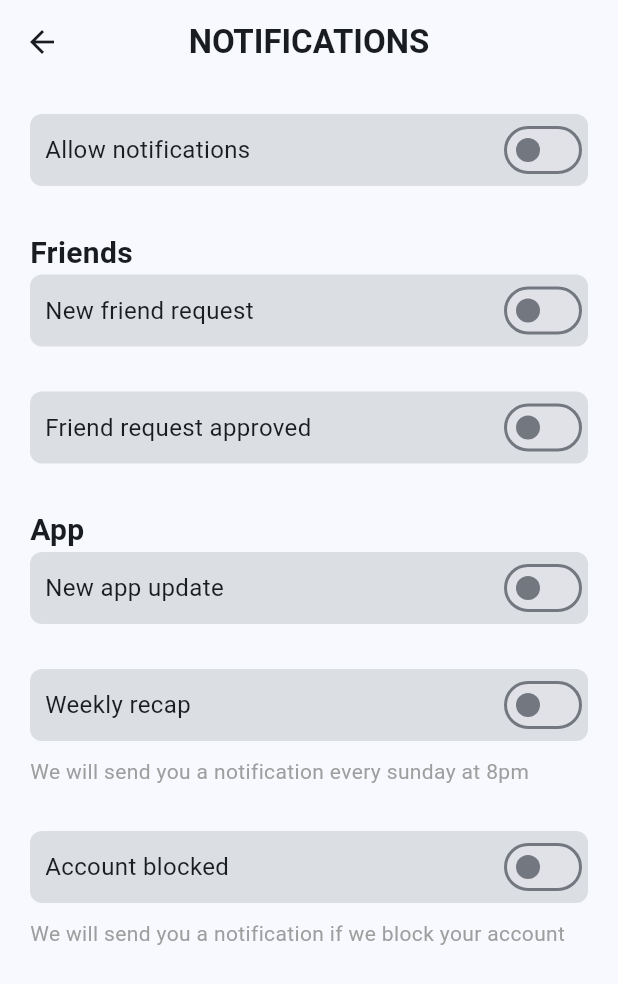
After one commit to amarosv/SongSwipe, a Flutter app: the SettingsView screen opened directly, after a tap on "Notifications", on a phone screen of 412 x 824 dp. The commit adds this screen. Shown: the top 984 px of the screen. Run offline on Flutter 3.47's test engine with Material 3 defaults, Android fonts, the phone set to English and light mode, and no system bars; our stand-ins replace firebase_auth, firebase_core, flutter_dotenv, flutter_image_compress, flutter_riverpod, go_router and 6 more; missing offline and left inert: flutter_imagekit; accounts and stored records are empty; generated files the repository leaves out were written again; network calls fail.

Commit message:
Pantalla de ajustes de notificaciones hecho

```diff
--- a/lib/config/languages/app_en.arb
+++ b/lib/config/languages/app_en.arb
@@ -92,5 +92,15 @@
     "play_loop": "play song in loop",
     "autoplay": "autoplay",
     "only_audio": "only audio",
-    "label_only_audio": "show or hide cover art, title and artist"
+    "label_only_audio": "show or hide cover art, title and artist",
+    "allow_notifications": "allow notifications",
+    "new_friend_request": "new friend request",
+    "friend_request_approved": "friend request approved",
+    "app": "app",
+    "new_app_update": "new app update",
+    "weekly_recap": "weekly recap",
+    "label_weekly_recap": "we will send you a notification every sunday at 8pm",
+    "account_blocked": "account blocked",
+    "label_account_blocked": "we will send you a notification if we block your account"
+
 }
--- a/lib/config/languages/app_es.arb
+++ b/lib/config/languages/app_es.arb
@@ -92,5 +92,14 @@
     "play_loop": "reproducir canción en bucle",
     "autoplay": "reproducir automáticamente",
     "only_audio": "solo audio",
-    "label_only_audio": "mostrar u ocultar la portada, el título y el artista"
+    "label_only_audio": "mostrar u ocultar la portada, el título y el artista",
+    "allow_notifications": "permitir notificaciones",
+    "new_friend_request": "nueva solicitud de amistad",
+    "friend_request_approved": "solicitud de amistad aprobada",
+    "app": "app",
+    "new_app_update": "nueva actualización de la app",
+    "weekly_recap": "resumen semanal",
+    "label_weekly_recap": "te enviaremos una notificación todos los domingos a las 8pm.",
+    "account_blocked": "cuenta bloqueada",
+    "label_account_blocked": "te enviaremos una notificación si bloqueamos tu cuenta"
 }
--- a/lib/config/languages/app_it.arb
+++ b/lib/config/languages/app_it.arb
@@ -92,5 +92,14 @@
     "play_loop": "riprodurre la canzone in loop",
     "autoplay": "riproduzione automatica",
     "only_audio": "solo audio",
-    "label_only_audio": "mostra o nascondi copertina, titolo e artista"
+    "label_only_audio": "mostra o nascondi copertina, titolo e artista",
+    "allow_notifications": "consentire le notifiche",
+    "new_friend_request": "nuova richiesta di amicizia",
+    "friend_request_approved": "richiesta di amicizia approvata",
+    "app": "app",
+    "new_app_update": "nuovo aggiornamento dell'app",
+    "weekly_recap": "riepilogo settimanale",
+    "label_weekly_recap": "ti invieremo una notifica ogni domenica alle 20:00",
+    "account_blocked": "conto bloccato",
+    "label_account_blocked": "ti invieremo una notifica se blocchiamo il tuo account"
 }
--- a/lib/config/router/app_router.dart
+++ b/lib/config/router/app_router.dart
@@ -102,6 +102,11 @@ class AppRouter {
         builder: (context, state) => AudioScreen(),
       ),
       GoRoute(
+        path: '/notifications-settings',
+        name: NotificationsScreen.name,
+        builder: (context, state) => NotificationsScreen(),
+      ),
+      GoRoute(
         path: '/home/:page',
         name: HomeScreen.name,
         builder: (context, state) {
--- a/lib/presentation/screens/export_screens.dart
+++ b/lib/presentation/screens/export_screens.dart
@@ -5,6 +5,7 @@ export 'complete_profile_simple_screen.dart';
 export 'home_screen.dart';
 export 'language_screen.dart';
 export 'login_screen.dart';
+export 'notifications_screen.dart';
 export 'privacy_screen.dart';
 export 'select_artists_screen.dart';
 export 'select_genres_screen.dart';
--- /dev/null
+++ b/lib/presentation/screens/notifications_screen.dart
@@ -0,0 +1,16 @@
+import 'package:flutter/material.dart';
+import 'package:songswipe/presentation/views/export_views.dart';
+
+/// Pantalla para los ajustes de notificaciones <br>
+/// @author Amaro Suárez <br>
+/// @version 1.0
+class NotificationsScreen extends StatelessWidget {
+  /// Nombre de la ruta
+  static const name = "notifications-screen";
+  const NotificationsScreen({super.key});
+
+  @override
+  Widget build(BuildContext context) {
+    return const NotificationsView();
+  }
+}
--- a/lib/presentation/views/audio_view.dart
+++ b/lib/presentation/views/audio_view.dart
@@ -60,6 +60,8 @@ class _AudioViewState extends State<AudioView> {
         child: Column(
           children: [
             const SizedBox(height: 20),
+
+            // Play loop
             CustomSwitchContainer(
               title: localization.play_loop,
               switchValue: _userSettings.audioLoop,
@@ -71,7 +73,9 @@ class _AudioViewState extends State<AudioView> {
                 updateUserSettings(_userSettings, _uid);
               }
             ),
-            const SizedBox(height: 20),
+            const SizedBox(height: 30),
+
+            // Auto play
             CustomSwitchContainer(
               title: localization.autoplay,
               switchValue: _userSettings.audioAutoPlay,
@@ -83,7 +87,9 @@ class _AudioViewState extends State<AudioView> {
                 updateUserSettings(_userSettings, _uid);
               }
             ),
-            const SizedBox(height: 20),
+            const SizedBox(height: 30),
+
+            // Only audio
             CustomSwitchContainer(
               title: localization.only_audio,
               switchValue: _userSettings.audioOnlyAudio,
@@ -98,7 +104,7 @@ class _AudioViewState extends State<AudioView> {
 
             const SizedBox(height: 10,),
 
-            // Texto informativo para la cuenta privada
+            // Texto informativo para la opción only audio
             Align(
               alignment: Alignment.centerLeft,
               child: Text(
--- a/lib/presentation/views/export_views.dart
+++ b/lib/presentation/views/export_views.dart
@@ -4,6 +4,7 @@ export 'complete_profile_simple_view.dart';
 export 'complete_profile_view.dart';
 export 'language_view.dart';
 export 'login_view.dart';
+export 'notifications_view.dart';
 export 'privacy_view.dart';
 export 'profile_view.dart';
 export 'select_artists_view.dart';
--- /dev/null
+++ b/lib/presentation/views/notifications_view.dart
@@ -0,0 +1,214 @@
+import 'package:firebase_auth/firebase_auth.dart';
+import 'package:flutter/material.dart';
+import 'package:flutter_gen/gen_l10n/app_localizations.dart';
+import 'package:songswipe/helpers/strings_methods.dart';
+import 'package:songswipe/models/user_settings.dart';
+import 'package:songswipe/presentation/widgets/export_widgets.dart';
+import 'package:songswipe/services/api/internal_api.dart';
+
+/// Vista para los ajustes de notificaciones <br>
+/// @author Amaro Suárez <br>
+/// @version 1.0
+class NotificationsView extends StatefulWidget {
+  const NotificationsView({super.key});
+
+  @override
+  State<NotificationsView> createState() => _NotificationsViewState();
+}
+
+class _NotificationsViewState extends State<NotificationsView> {
+  // Obtenemos el usuario actual
+  final User _user = FirebaseAuth.instance.currentUser!;
+
+  // Variable que almacena el uid del usuario
+  late String _uid;
+
+  // Variable que almacena el usersettings
+  UserSettings _userSettings = UserSettings.empty();
+
+  @override
+  void initState() {
+    super.initState();
+    // Almacenamos el uid del usuario
+    _uid = _user.uid;
+    // Obtenemos los datos del usuario
+    _getUserSettings();
+  }
+
+  // Función que obtiene los datos del usuario de la api
+  void _getUserSettings() async {
+    UserSettings settings = await getUserSettings(uid: _uid);
+    setState(() {
+      _userSettings = settings;
+    });
+  }
+
+  @override
+  Widget build(BuildContext context) {
+    // Constante que almacena la localización de la app
+    final localization = AppLocalizations.of(context)!;
+
+    return Scaffold(
+      appBar: AppBar(
+        title: Text(
+          localization.notifications.toUpperCase(),
+          style: TextStyle(fontWeight: FontWeight.bold),
+        ),
+      ),
+      body: SingleChildScrollView(
+        child: Padding(
+          padding: const EdgeInsets.symmetric(horizontal: 20),
+          child: Column(
+            children: [
+              const SizedBox(
+                height: 20,
+              ),
+
+              // Permitir notificaciones
+              CustomSwitchContainer(
+                  title: capitalizeFirstLetter(
+                      text: localization.allow_notifications),
+                  switchValue: _userSettings.notifications,
+                  function: (bool newValue) {
+                    setState(() {
+                      _userSettings.notifications = newValue;
+                      _userSettings.notiFriendsRequest = newValue;
+                      _userSettings.notiFriendsApproved = newValue;
+                      _userSettings.notiAppUpdate = newValue;
+                      _userSettings.notiAppRecap = newValue;
+                      _userSettings.notiAccountBlocked = newValue;
+                    });
+
+                    updateUserSettings(_userSettings, _uid);
+                  }),
+
+              const SizedBox(
+                height: 30,
+              ),
+
+              // Amigos
+              Column(
+                children: [
+                  Align(
+                    alignment: Alignment.centerLeft,
+                    child: Text(
+                      capitalizeFirstLetter(text: localization.friends),
+                      style:
+                          TextStyle(fontWeight: FontWeight.bold, fontSize: 20),
+                    ),
+                  ),
+                  CustomSwitchContainer(
+                      title: capitalizeFirstLetter(
+                          text: localization.new_friend_request),
+                      switchValue: _userSettings.notiFriendsRequest,
+                      function: (bool newValue) {
+                        setState(() {
+                          _userSettings.notiFriendsRequest = newValue;
+                        });
+
+                        updateUserSettings(_userSettings, _uid);
+                      }),
+                  const SizedBox(
+                    height: 30,
+                  ),
+                  CustomSwitchContainer(
+                      title: capitalizeFirstLetter(
+                          text: localization.friend_request_approved),
+                      switchValue: _userSettings.notiFriendsApproved,
+                      function: (bool newValue) {
+                        setState(() {
+                          _userSettings.notiFriendsApproved = newValue;
+                        });
+
+                        updateUserSettings(_userSettings, _uid);
+                      }),
+                ],
+              ),
+
+              const SizedBox(
+                height: 30,
+              ),
+
+              // App
+              Column(
+                children: [
+                  Align(
+                    alignment: Alignment.centerLeft,
+                    child: Text(
+                      capitalizeFirstLetter(text: localization.app),
+                      style:
+                          TextStyle(fontWeight: FontWeight.bold, fontSize: 20),
+                    ),
+                  ),
+                  CustomSwitchContainer(
+                      title: capitalizeFirstLetter(
+                          text: localization.new_app_update),
+                      switchValue: _userSettings.notiAppUpdate,
+                      function: (bool newValue) {
+                        setState(() {
+                          _userSettings.notiAppUpdate = newValue;
+                        });
+
+                        updateUserSettings(_userSettings, _uid);
+                      }),
+                  const SizedBox(
+                    height: 30,
+                  ),
+                  CustomSwitchContainer(
+                      title: capitalizeFirstLetter(
+                          text: localization.weekly_recap),
+                      switchValue: _userSettings.notiAppRecap,
+                      function: (bool newValue) {
+                        setState(() {
+                          _userSettings.notiAppRecap = newValue;
+                        });
+
+                        updateUserSettings(_userSettings, _uid);
+                      }),
+                  const SizedBox(
+                    height: 10,
+                  ),
+                  Align(
+                    alignment: Alignment.centerLeft,
+                    child: Text(
+                      capitalizeFirstLetter(
+                          text: localization.label_weekly_recap),
+                      style: TextStyle(color: Colors.grey),
+                    ),
+                  ),
+                ],
+              ),
+
+              const SizedBox(
+                height: 30,
+              ),
+
+              CustomSwitchContainer(
+                  title:
+                      capitalizeFirstLetter(text: localization.account_blocked),
+                  switchValue: _userSettings.notiAccountBlocked,
+                  function: (bool newValue) {
+                    setState(() {
+                      _userSettings.notiAccountBlocked = newValue;
+                    });
+
+                    updateUserSettings(_userSettings, _uid);
+                  }),
+
+              const SizedBox(height: 10),
+
+              // Texto informativo para la opción account blocked
+              Align(
+                alignment: Alignment.centerLeft,
+                child: Text(
+                  capitalizeFirstLetter(text: localization.label_account_blocked),
+                  style: TextStyle(color: Colors.grey),
+                ),
+              ),
+            ],
+          ),
+        ),
+      ),
+    );
+  }
+}
--- a/lib/presentation/views/settings_view.dart
+++ b/lib/presentation/views/settings_view.dart
@@ -120,6 +120,7 @@ class _SettingsViewState extends State<SettingsView> {
                 icon: SongSwipe.circleNotifications,
                 iconSize: 32,
                 colorIcon: Theme.of(context).colorScheme.primary,
+                function: () => context.push('/notifications-settings'),
               ),
 
               const SizedBox(height: 30,),
```
